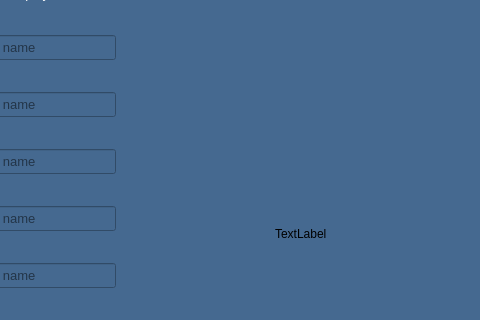
First picture: the form in Monopoly/mainwindow.ui, repository shaahinfaezi/Monopoly, before the edit; both pictures show x 155 to 635 and y 147 to 467 of the 1007 by 769 pixel window.
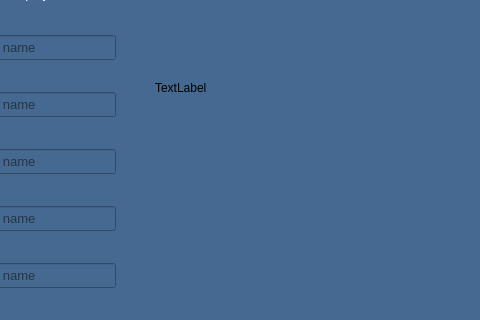
Second picture: the form after the edit.

What changed in the file:
```diff
--- a/Monopoly/mainwindow.ui
+++ b/Monopoly/mainwindow.ui
@@ -115,10 +115,10 @@
    <widget class="QLabel" name="labal2">
     <property name="geometry">
      <rect>
-      <x>430</x>
-      <y>200</y>
-      <width>511</width>
-      <height>361</height>
+      <x>310</x>
+      <y>50</y>
+      <width>675</width>
+      <height>370</height>
      </rect>
     </property>
     <property name="minimumSize">
@@ -129,8 +129,8 @@
     </property>
     <property name="maximumSize">
      <size>
-      <width>571</width>
-      <height>451</height>
+      <width>16777215</width>
+      <height>16777215</height>
      </size>
     </property>
     <property name="styleSheet">
```
Left out of the diff: 2 changed lines with no effect on the pictures.
